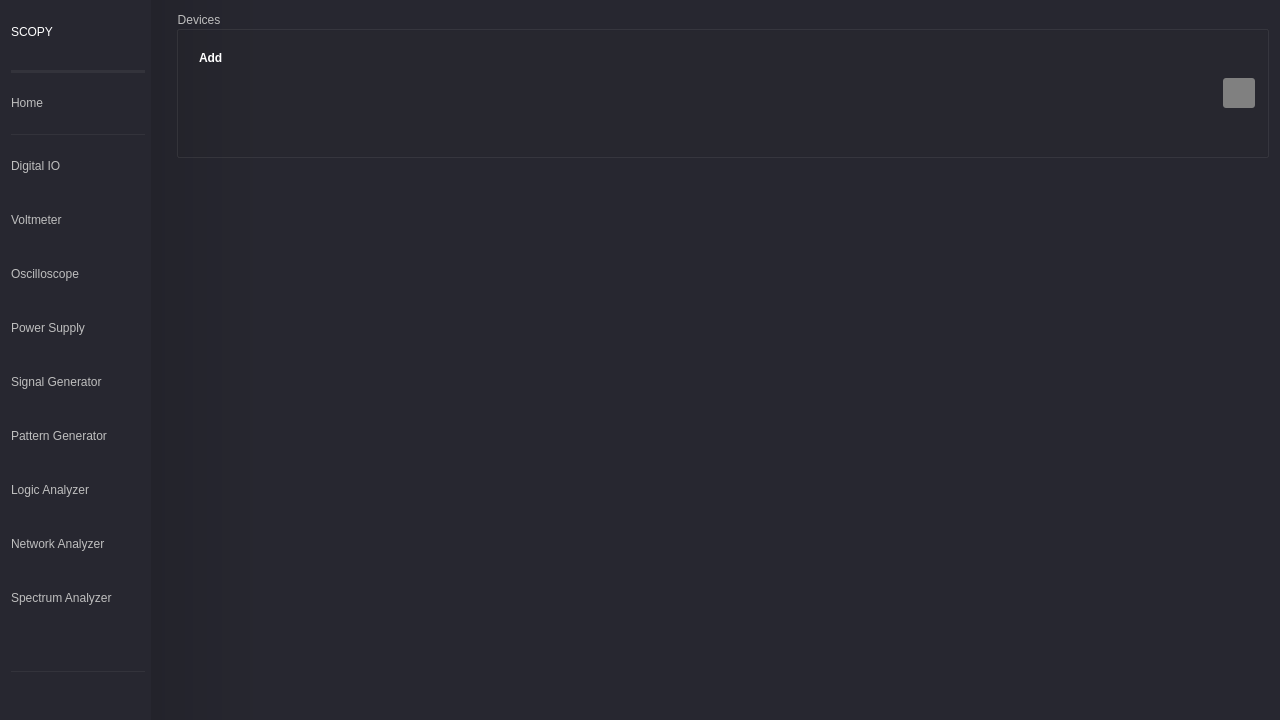
analogdevicesinc/scopy, file ui/tool_launcher.ui: the form before one commit.
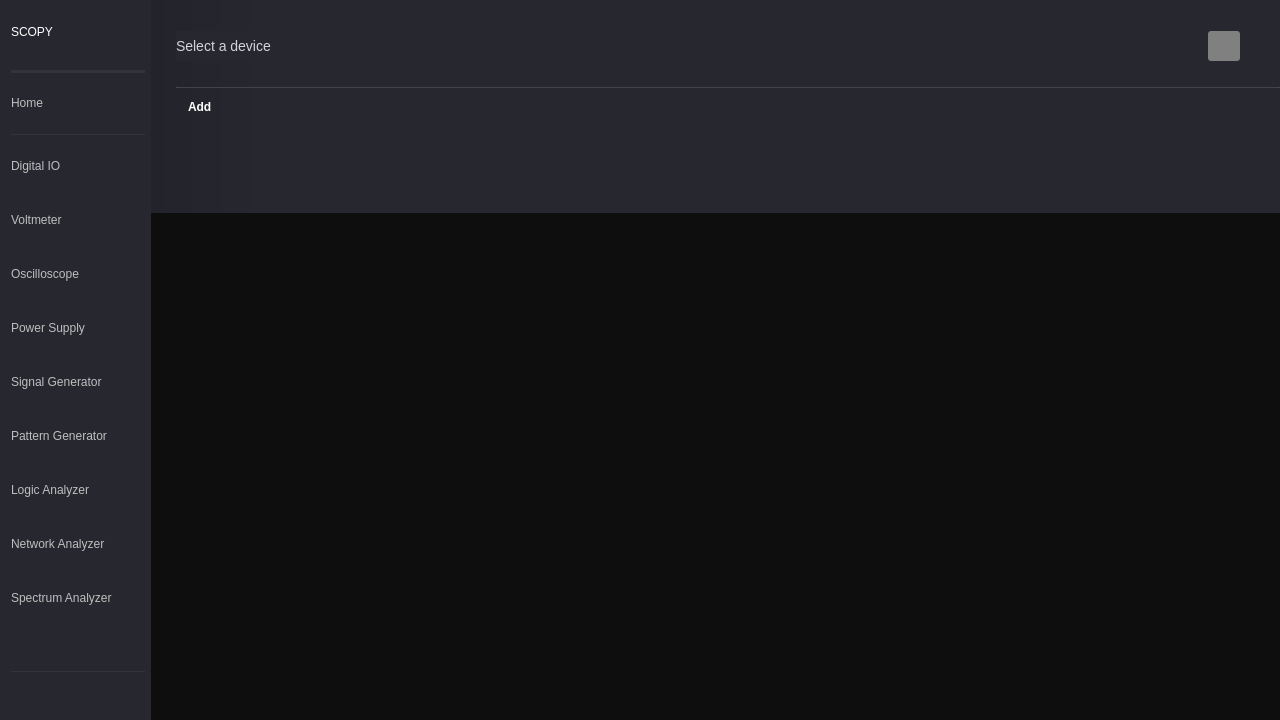
The form after the commit. Icons and pictures are not drawn. Custom widgets are drawn as their Qt base class.

Commit message: Tool Launcher: Enhance the GUI of the home page

```diff
--- a/ui/tool_launcher.ui
+++ b/ui/tool_launcher.ui
@@ -1209,9 +1209,188 @@
 }</string>
         </property>
         <layout class="QVBoxLayout" name="verticalLayout_3">
+         <property name="spacing">
+          <number>0</number>
+         </property>
+         <property name="leftMargin">
+          <number>0</number>
+         </property>
+         <property name="rightMargin">
+          <number>0</number>
+         </property>
+         <property name="bottomMargin">
+          <number>0</number>
+         </property>
+         <item>
+          <layout class="QVBoxLayout" name="connect_menu">
          <property name="leftMargin">
           <number>25</number>
          </property>
+           <property name="topMargin">
+            <number>0</number>
+           </property>
+           <property name="bottomMargin">
+            <number>10</number>
+           </property>
+           <item>
+            <layout class="QHBoxLayout" name="hLayout_topbar">
+             <property name="spacing">
+              <number>0</number>
+             </property>
+             <property name="leftMargin">
+              <number>0</number>
+             </property>
+             <property name="topMargin">
+              <number>20</number>
+             </property>
+             <property name="rightMargin">
+              <number>40</number>
+             </property>
+             <property name="bottomMargin">
+              <number>20</number>
+             </property>
+             <item>
+              <widget class="QLabel" name="label">
+               <property name="sizePolicy">
+                <sizepolicy hsizetype="Fixed" vsizetype="Preferred">
+                 <horstretch>0</horstretch>
+                 <verstretch>0</verstretch>
+                </sizepolicy>
+               </property>
+               <property name="styleSheet">
+                <string notr="true">font-size: 14px;
+color: rgba(255, 255, 255, 204);</string>
+               </property>
+               <property name="text">
+                <string>Select a device</string>
+               </property>
+              </widget>
+             </item>
+             <item>
+              <spacer name="horizontalSpacer_5">
+               <property name="orientation">
+                <enum>Qt::Horizontal</enum>
+               </property>
+               <property name="sizeHint" stdset="0">
+                <size>
+                 <width>0</width>
+                 <height>20</height>
+                </size>
+               </property>
+              </spacer>
+             </item>
+             <item>
+              <widget class="QWidget" name="logo_2" native="true">
+               <property name="enabled">
+                <bool>false</bool>
+               </property>
+               <property name="sizePolicy">
+                <sizepolicy hsizetype="Minimum" vsizetype="Minimum">
+                 <horstretch>0</horstretch>
+                 <verstretch>0</verstretch>
+                </sizepolicy>
+               </property>
+               <property name="minimumSize">
+                <size>
+                 <width>104</width>
+                 <height>30</height>
+                </size>
+               </property>
+               <property name="maximumSize">
+                <size>
+                 <width>104</width>
+                 <height>30</height>
+                </size>
+               </property>
+               <property name="styleSheet">
+                <string notr="true">background-image: url(:/menu/adi.png);
+background-repeat: no-repeat;
+background-position: left center;
+min-width: 104px;
+min-height: 30px;</string>
+               </property>
+              </widget>
+             </item>
+             <item>
+              <spacer name="horizontalSpacer_7">
+               <property name="orientation">
+                <enum>Qt::Horizontal</enum>
+               </property>
+               <property name="sizeHint" stdset="0">
+                <size>
+                 <width>0</width>
+                 <height>20</height>
+                </size>
+               </property>
+              </spacer>
+             </item>
+             <item>
+              <widget class="QPushButton" name="btnConnect">
+               <property name="enabled">
+                <bool>false</bool>
+               </property>
+               <property name="font">
+                <font>
+                 <family>monospace</family>
+                 <pointsize>10</pointsize>
+                 <weight>75</weight>
+                 <italic>false</italic>
+                 <bold>true</bold>
+                </font>
+               </property>
+               <property name="styleSheet">
+                <string notr="true">QPushButton {
+color: white;
+background-color: orange;
+font-family: &quot;monospace&quot;;
+font-weight: bold;
+height: 30px;
+border-width: 0px;
+border-radius: 3px;
+min-width: 6em;
+qproperty-text: &quot;Connect&quot;;
+}
+QPushButton:disabled {
+background-color: grey;
+}
+QPushButton:pressed {
+background-color: #F45000;
+}
+QPushButton[connected=true] {
+background-color: green;
+qproperty-text: &quot;Connected&quot;;
+}
+QPushButton[failed=true] {
+background-color: red;
+qproperty-text: &quot;Failed&quot;;
+}</string>
+               </property>
+              </widget>
+             </item>
+            </layout>
+           </item>
+           <item>
+            <widget class="Line" name="line_separator">
+             <property name="minimumSize">
+              <size>
+               <width>0</width>
+               <height>1</height>
+              </size>
+             </property>
+             <property name="maximumSize">
+              <size>
+               <width>16777215</width>
+               <height>1</height>
+              </size>
+             </property>
+             <property name="styleSheet">
+              <string notr="true">border: 1px solid rgba(255, 255, 255, 16);</string>
+             </property>
+             <property name="orientation">
+              <enum>Qt::Horizontal</enum>
+             </property>
+            </widget>
+           </item>
          <item>
           <widget class="QGroupBox" name="groupBox">
            <property name="sizePolicy">
@@ -1221,12 +1400,25 @@
             </sizepolicy>
            </property>
            <property name="styleSheet">
-            <string notr="true">background-color: transparent;</string>
+              <string notr="true">background-color: transparent;
+border: 0px;</string>
            </property>
            <property name="title">
-            <string>Devices</string>
+              <string/>
            </property>
            <layout class="QHBoxLayout" name="horizontalLayout">
+              <property name="leftMargin">
+               <number>0</number>
+              </property>
+              <property name="topMargin">
+               <number>0</number>
+              </property>
+              <property name="rightMargin">
+               <number>0</number>
+              </property>
+              <property name="bottomMargin">
+               <number>0</number>
+              </property>
             <item>
              <layout class="QHBoxLayout" name="devicesList"/>
             </item>
@@ -1236,7 +1428,7 @@
                <number>9</number>
               </property>
               <property name="topMargin">
-               <number>9</number>
+                 <number>0</number>
               </property>
               <property name="rightMargin">
                <number>9</number>
@@ -1269,7 +1461,7 @@
                 </property>
                 <property name="minimumSize">
                  <size>
-                  <width>90</width>
+                    <width>96</width>
                   <height>64</height>
                  </size>
                 </property>
@@ -1343,56 +1535,15 @@
               </property>
              </spacer>
             </item>
-            <item>
-             <widget class="QPushButton" name="btnConnect">
-              <property name="enabled">
-               <bool>false</bool>
-              </property>
-              <property name="font">
-               <font>
-                <family>monospace</family>
-                <pointsize>10</pointsize>
-                <weight>75</weight>
-                <italic>false</italic>
-                <bold>true</bold>
-               </font>
-              </property>
-              <property name="styleSheet">
-               <string notr="true">QPushButton {
-color: white;
-background-color: orange;
-font-family: &quot;monospace&quot;;
-font-weight: bold;
-height: 30px;
-border-width: 0px;
-border-radius: 3px;
-min-width: 6em;
-qproperty-text: &quot;Connect&quot;;
-}
-QPushButton:disabled {
-background-color: grey;
-}
-QPushButton:pressed {
-background-color: #F45000;
-}
-QPushButton[connected=true] {
-background-color: green;
-qproperty-text: &quot;Connected!&quot;;
-}
-QPushButton[failed=true] {
-background-color: red;
-qproperty-text: &quot;Failed!&quot;;
-}</string>
-              </property>
+             </layout>
              </widget>
             </item>
            </layout>
-          </widget>
          </item>
          <item>
           <widget class="QTextBrowser" name="textBrowser">
            <property name="styleSheet">
-            <string notr="true">background-color: transparent;</string>
+            <string notr="true">background-color: #0e0e0e;</string>
            </property>
            <property name="frameShape">
             <enum>QFrame::NoFrame</enum>
```
Lines whose indentation alone changed are shown as unchanged.
